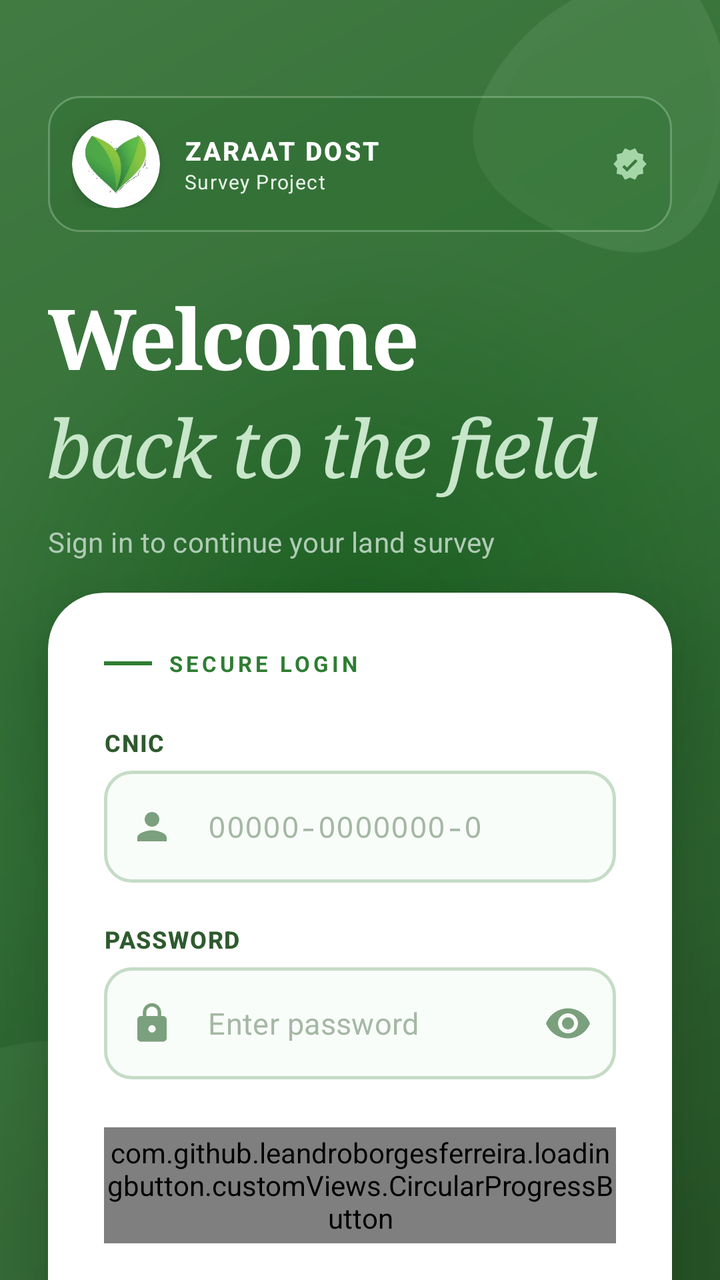
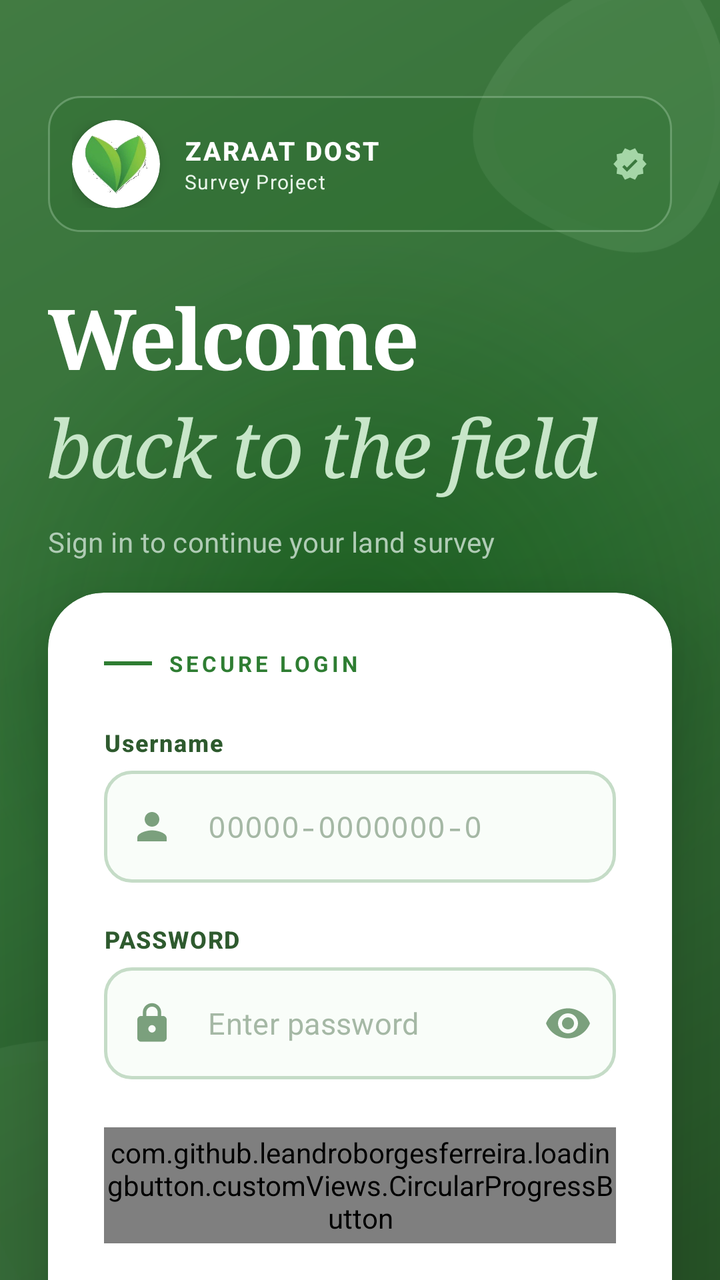

Screens rendered from an Android XML layout before and after an edit, with the pre-edit source and the edit as a unified diff.
<!-- AndroidManifest.xml: application theme Theme.Survey -->
<!-- res/layout/fragment_login.xml -->
<?xml version="1.0" encoding="utf-8"?>
<androidx.constraintlayout.widget.ConstraintLayout xmlns:android="http://schemas.android.com/apk/res/android"
    xmlns:app="http://schemas.android.com/apk/res-auto"
    android:id="@+id/layout_parent"
    android:layout_width="match_parent"
    android:layout_height="match_parent"
    android:background="@drawable/auth_field_gradient">

    
    <ImageView
        android:id="@+id/decoration_leaf_top"
        android:layout_width="180dp"
        android:layout_height="180dp"
        android:alpha="0.12"
        android:rotation="25"
        android:src="@drawable/ic_leaf_decoration"
        app:layout_constraintEnd_toEndOf="parent"
        app:layout_constraintTop_toTopOf="parent"
        android:layout_marginTop="-40dp"
        android:layout_marginEnd="-40dp" />

    
    <ImageView
        android:id="@+id/decoration_leaf_bottom"
        android:layout_width="220dp"
        android:layout_height="220dp"
        android:alpha="0.08"
        android:rotation="-45"
        android:src="@drawable/ic_leaf_decoration"
        app:layout_constraintStart_toStartOf="parent"
        app:layout_constraintBottom_toBottomOf="parent"
        android:layout_marginStart="-60dp"
        android:layout_marginBottom="-60dp" />

    <ScrollView
        android:layout_width="match_parent"
        android:layout_height="match_parent"
        android:fillViewport="true"
        android:scrollbars="none"
        android:overScrollMode="never"
        android:clipChildren="false"
        android:clipToPadding="false">

        <LinearLayout
            android:layout_width="match_parent"
            android:layout_height="wrap_content"
            android:orientation="vertical"
            android:paddingHorizontal="24dp"
            android:paddingTop="48dp"
            android:paddingBottom="32dp"
            android:clipChildren="false"
            android:clipToPadding="false">

            
            <LinearLayout
                android:id="@+id/gov_branding_bar"
                android:layout_width="match_parent"
                android:layout_height="wrap_content"
                android:orientation="horizontal"
                android:gravity="center_vertical"
                android:background="@drawable/gov_badge_bg"
                android:padding="12dp">

                <androidx.cardview.widget.CardView
                    android:layout_width="44dp"
                    android:layout_height="44dp"
                    app:cardCornerRadius="22dp"
                    app:cardElevation="4dp"
                    app:cardBackgroundColor="#FFFFFF">

                    <ImageView
                        android:layout_width="match_parent"
                        android:layout_height="match_parent"
                        android:padding="6dp"
                        android:src="@drawable/ic_logo_pulse_cropped"
                        android:contentDescription="@string/government_of_punjab" />
                </androidx.cardview.widget.CardView>

                <LinearLayout
                    android:layout_width="0dp"
                    android:layout_height="wrap_content"
                    android:layout_weight="1"
                    android:layout_marginStart="12dp"
                    android:orientation="vertical">

                    <TextView
                        android:layout_width="wrap_content"
                        android:layout_height="wrap_content"
                        android:text="ZARAAT DOST"
                        android:textColor="#FFFFFF"
                        android:textSize="13sp"
                        android:textStyle="bold"
                        android:letterSpacing="0.08"
                        android:fontFamily="sans-serif-medium" />

                    <TextView
                        android:layout_width="wrap_content"
                        android:layout_height="wrap_content"
                        android:text="@string/program_department_name"
                        android:textColor="#E8F5E9"
                        android:textSize="10sp"
                        android:letterSpacing="0.05"
                        android:maxLines="1"
                        android:ellipsize="end" />
                </LinearLayout>

                
                <ImageView
                    android:layout_width="18dp"
                    android:layout_height="18dp"
                    android:src="@drawable/ic_verified_badge"
                    app:tint="#A5D6A7" />
            </LinearLayout>

            
            <LinearLayout
                android:id="@+id/hero_section"
                android:layout_width="match_parent"
                android:layout_height="wrap_content"
                android:orientation="vertical"
                android:paddingTop="24dp"
                android:paddingBottom="16dp">


                <TextView
                    android:layout_width="wrap_content"
                    android:layout_height="wrap_content"
                    android:text="Welcome"
                    android:textColor="#FFFFFF"
                    android:textSize="42sp"
                    android:fontFamily="serif"
                    android:letterSpacing="-0.03"
                    android:textStyle="bold" />

                <TextView
                    android:layout_width="match_parent"
                    android:layout_height="wrap_content"
                    android:text="back to the field"
                    android:textColor="#C8E6C9"
                    android:textSize="40sp"
                    android:fontFamily="serif"
                    android:letterSpacing="-0.03"
                    android:textStyle="italic" />

                <TextView
                    android:layout_width="wrap_content"
                    android:layout_height="wrap_content"
                    android:layout_marginTop="12dp"
                    android:text="Sign in to continue your land survey"
                    android:textColor="#B0CCB5"
                    android:textSize="14sp"
                    android:letterSpacing="0.01"
                    android:fontFamily="sans-serif" />
            </LinearLayout>

            
            <androidx.cardview.widget.CardView
                android:id="@+id/login_card"
                android:layout_width="match_parent"
                android:layout_height="wrap_content"
                app:cardCornerRadius="28dp"
                app:cardElevation="24dp"
                app:cardBackgroundColor="#FFFFFF"
                android:clipChildren="false">

                <LinearLayout
                    android:layout_width="match_parent"
                    android:layout_height="wrap_content"
                    android:orientation="vertical"
                    android:padding="28dp"
                    android:clipChildren="false"
                    android:clipToPadding="false">

                    
                    <LinearLayout
                        android:layout_width="match_parent"
                        android:layout_height="wrap_content"
                        android:orientation="horizontal"
                        android:gravity="center_vertical"
                        android:layout_marginBottom="24dp">

                        <View
                            android:layout_width="24dp"
                            android:layout_height="2dp"
                            android:background="#2E7D32" />

                        <TextView
                            android:layout_width="wrap_content"
                            android:layout_height="wrap_content"
                            android:layout_marginStart="8dp"
                            android:text="SECURE LOGIN"
                            android:textColor="#2E7D32"
                            android:textSize="11sp"
                            android:textStyle="bold"
                            android:letterSpacing="0.15" />
                    </LinearLayout>

                    
                    <TextView
                        android:layout_width="wrap_content"
                        android:layout_height="wrap_content"
                        android:text="CNIC"
                        android:textColor="#2E5A2E"
                        android:textSize="12sp"
                        android:textStyle="bold"
                        android:letterSpacing="0.05"
                        android:fontFamily="sans-serif-medium" />

                    <com.google.android.material.textfield.TextInputLayout
                        android:id="@+id/til_username"
                        style="@style/ModernTextInputLayout"
                        android:layout_width="match_parent"
                        android:layout_height="wrap_content"
                        android:layout_marginTop="6dp"
                        app:startIconDrawable="@drawable/ic_person_outline"
                        app:startIconTint="@color/input_icon_tint"
                        app:hintEnabled="false">

                        <com.google.android.material.textfield.TextInputEditText
                            android:id="@+id/et_username"
                            android:layout_width="match_parent"
                            android:layout_height="56dp"
                            android:digits="0123456789"
                            android:imeOptions="actionNext"
                            android:inputType="number"
                            android:maxLength="13"
                            android:textColor="#1B5E20"
                            android:textSize="15sp"
                            android:textColorHint="#A5B8A5"
                            android:hint="00000-0000000-0"
                            android:fontFamily="monospace" />
                    </com.google.android.material.textfield.TextInputLayout>

                    
                    <TextView
                        android:layout_width="wrap_content"
                        android:layout_height="wrap_content"
                        android:layout_marginTop="20dp"
                        android:text="PASSWORD"
                        android:textColor="#2E5A2E"
                        android:textSize="12sp"
                        android:textStyle="bold"
                        android:letterSpacing="0.05"
                        android:fontFamily="sans-serif-medium" />

                    <com.google.android.material.textfield.TextInputLayout
                        android:id="@+id/til_password"
                        style="@style/ModernTextInputLayout"
                        android:layout_width="match_parent"
                        android:layout_height="wrap_content"
                        android:layout_marginTop="6dp"
                        app:startIconDrawable="@drawable/ic_lock_outline"
                        app:startIconTint="@color/input_icon_tint"
                        app:passwordToggleEnabled="true"
                        app:passwordToggleTint="@color/input_icon_tint"
                        app:hintEnabled="false">

                        <com.google.android.material.textfield.TextInputEditText
                            android:id="@+id/et_password"
                            android:layout_width="match_parent"
                            android:layout_height="56dp"
                            android:inputType="textPassword"
                            android:maxLength="80"
                            android:textColor="#1B5E20"
                            android:textSize="15sp"
                            android:textColorHint="#A5B8A5"
                            android:hint="Enter password" />
                    </com.google.android.material.textfield.TextInputLayout>

                    
                    <TextView
                        android:id="@+id/tv_forgot_password"
                        android:layout_width="wrap_content"
                        android:layout_height="wrap_content"
                        android:layout_gravity="end"
                        android:layout_marginTop="14dp"
                        android:padding="6dp"
                        android:text="@string/forgot_password"
                        android:textColor="#2E7D32"
                        android:textSize="13sp"
                        android:textStyle="bold"
                        android:background="?android:attr/selectableItemBackground"
                        android:visibility="gone" />

                    
                    <com.github.leandroborgesferreira.loadingbutton.customViews.CircularProgressButton
                        android:id="@+id/btn_login"
                        android:layout_width="match_parent"
                        android:layout_height="58dp"
                        android:layout_marginTop="24dp"
                        android:background="@drawable/btn_login_modern"
                        android:text="SIGN IN"
                        android:textColor="#FFFFFF"
                        android:textSize="15sp"
                        android:textStyle="bold"
                        android:letterSpacing="0.2"
                        app:spinning_bar_color="#FFFFFF" />

                    
                    <LinearLayout
                        android:layout_width="wrap_content"
                        android:layout_height="wrap_content"
                        android:layout_gravity="center"
                        android:layout_marginTop="20dp"
                        android:orientation="horizontal"
                        android:gravity="center_vertical">

                        <View
                            android:layout_width="24dp"
                            android:layout_height="1dp"
                            android:background="#C8E6C9" />

                        <TextView
                            android:layout_width="wrap_content"
                            android:layout_height="wrap_content"
                            android:layout_marginHorizontal="10dp"
                            android:text="CULTIVATING DIGITAL LAND RECORDS"
                            android:textColor="#81A881"
                            android:textSize="9sp"
                            android:letterSpacing="0.2"
                            android:fontFamily="sans-serif-medium" />

                        <View
                            android:layout_width="24dp"
                            android:layout_height="1dp"
                            android:background="#C8E6C9" />
                    </LinearLayout>
                </LinearLayout>
            </androidx.cardview.widget.CardView>

            
            <TextView
                android:id="@+id/tv_footer"
                android:layout_width="match_parent"
                android:layout_height="wrap_content"
                android:layout_marginTop="28dp"
                android:gravity="center"
                android:text="@string/footer_main_menu"
                android:textColor="#80FFFFFF"
                android:textSize="11sp"
                android:letterSpacing="0.05" />
        </LinearLayout>
    </ScrollView>

</androidx.constraintlayout.widget.ConstraintLayout>
<!-- resources referenced by this layout -->
<resources>
  <!-- drawable btn_login_modern (drawable) -->
  <?xml version="1.0" encoding="utf-8"?>
  <ripple xmlns:android="http://schemas.android.com/apk/res/android"
      android:color="#4DFFFFFF">
      <item>
          <shape android:shape="rectangle">
              <gradient
                  android:angle="90"
                  android:startColor="#2E7D32"
                  android:centerColor="#388E3C"
                  android:endColor="#1B5E20"
                  android:type="linear" />
              <corners android:radius="16dp" />
          </shape>
      </item>
  </ripple>
  <!-- drawable gov_badge_bg (drawable) -->
  <?xml version="1.0" encoding="utf-8"?>
  <shape xmlns:android="http://schemas.android.com/apk/res/android"
      android:shape="rectangle">
      <solid android:color="#331B5E20" />
      <stroke android:width="1dp" android:color="#4DC8E6C9" />
      <corners android:radius="16dp" />
  </shape>
  <!-- drawable ic_person_outline (drawable) -->
  <vector xmlns:android="http://schemas.android.com/apk/res/android"
      android:width="22dp" android:height="22dp"
      android:viewportWidth="24" android:viewportHeight="24">
      <path android:fillColor="#FFFFFF"
          android:pathData="M12,12c2.21,0 4,-1.79 4,-4s-1.79,-4 -4,-4 -4,1.79 -4,4 1.79,4 4,4zM12,14c-2.67,0 -8,1.34 -8,4v2h16v-2c0,-2.66 -5.33,-4 -8,-4z" />
  </vector>
  <string name="footer_main_menu">1.0.0 Version | Developed by - ZD</string>
  <string name="forgot_password">Forgot Password</string>
  <string name="government_of_punjab">Government of the Punjab</string>
  <string name="program_department_name">Survey Project</string>
  <color name="forest_green">#228B22</color>
  <color name="forest_green_dark">#1B5E20</color>
  <color name="MediumVioletRed" type="color">#FFC71585</color>
  <color name="MediumVioletRed_dark">#A01466</color>
  <color name="light_surface">#FFFFFF</color>
  <color name="light_on_surface">#000000</color>
  <color name="light_background">#FAFAFA</color>
  <color name="light_on_background">#000000</color>
  <color name="light_text_primary">#212121</color>
  <color name="light_text_secondary">#757575</color>
  <color name="white">#FFF</color>
  <color name="forest_green_light">#4CAF50</color>
  <style name="LightActionBar" parent="Widget.MaterialComponents.ActionBar.Solid">
          <item name="android:background">@color/forest_green</item>
          <item name="titleTextStyle">@style/LightActionBar.TitleText</item>
          <item name="subtitleTextStyle">@style/LightActionBar.SubtitleText</item>
          <item name="android:theme">@style/ThemeOverlay.AppCompat.Dark.ActionBar</item>
      </style>
  <style name="LightToolbar" parent="Widget.MaterialComponents.Toolbar">
          <item name="android:background">@color/forest_green</item>
          <item name="titleTextColor">@color/white</item>
          <item name="subtitleTextColor">@color/white</item>
          <item name="android:theme">@style/ThemeOverlay.AppCompat.Dark.ActionBar</item>
      </style>
  <color name="light_icon_color">#616161</color>
  <style name="SpinnerDropdownText" parent="TextAppearance.AppCompat.Body1">
          <item name="android:textColor">@color/spinner_selected_color</item>
      </style>
  <style name="SpinnerSelectedText" parent="TextAppearance.AppCompat.Body1">
          <item name="android:textColor">@color/spinner_selected_color</item>
      </style>
  <style name="LightActionBar.TitleText" parent="TextAppearance.AppCompat.Widget.ActionBar.Title">
          <item name="android:textColor">@color/white</item>
  
  
      </style>
  <style name="LightActionBar.SubtitleText" parent="TextAppearance.AppCompat.Widget.ActionBar.Subtitle">
          <item name="android:textColor">@color/white</item>
      </style>
  <color name="spinner_selected_color">#000000</color>
  <!-- unchanged entries left out for length: 7 -->
</resources>

<!-- the commit's change to res/layout/fragment_login.xml (unified diff, before → after) -->
@@ -199,7 +199,7 @@
                     <TextView
                         android:layout_width="wrap_content"
                         android:layout_height="wrap_content"
-                        android:text="CNIC"
+                        android:text="Username"
                         android:textColor="#2E5A2E"
                         android:textSize="12sp"
                         android:textStyle="bold"
<!-- resource entries referenced after the edit -->
@@ -31,7 +31,7 @@
       <path android:fillColor="#FFFFFF"
           android:pathData="M12,12c2.21,0 4,-1.79 4,-4s-1.79,-4 -4,-4 -4,1.79 -4,4 1.79,4 4,4zM12,14c-2.67,0 -8,1.34 -8,4v2h16v-2c0,-2.66 -5.33,-4 -8,-4z" />
   </vector>
-  <string name="footer_main_menu">1.0.0 Version | Developed by - ZD</string>
+  <string name="footer_main_menu">Version | Developed by - ZD</string>
   <string name="forgot_password">Forgot Password</string>
   <string name="government_of_punjab">Government of the Punjab</string>
   <string name="program_department_name">Survey Project</string>
